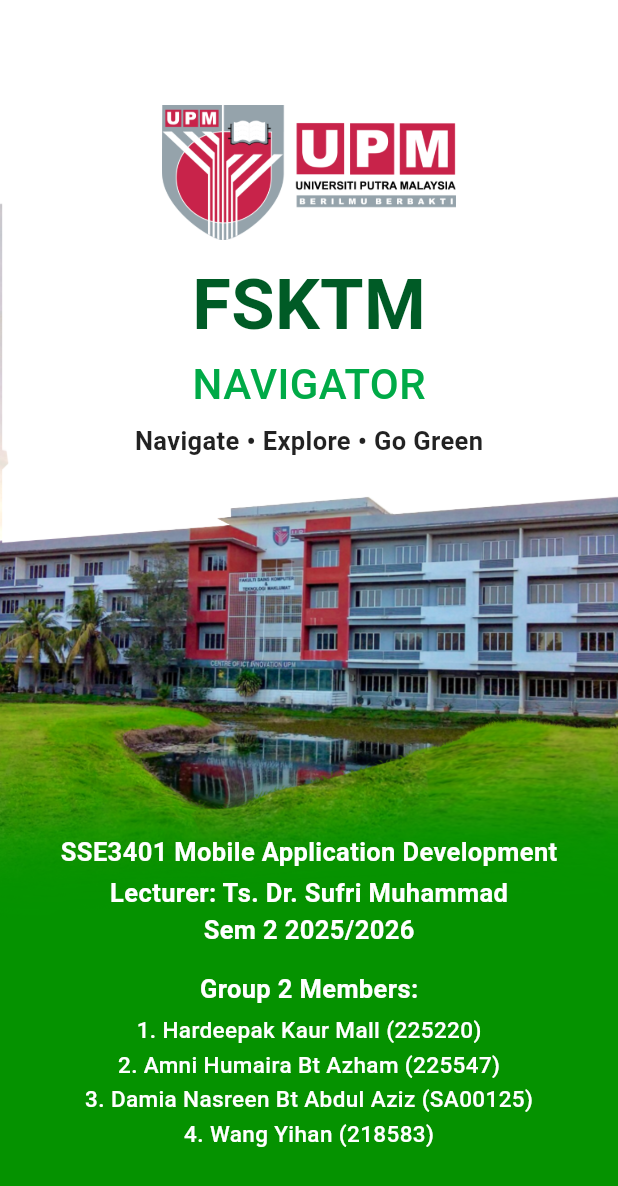
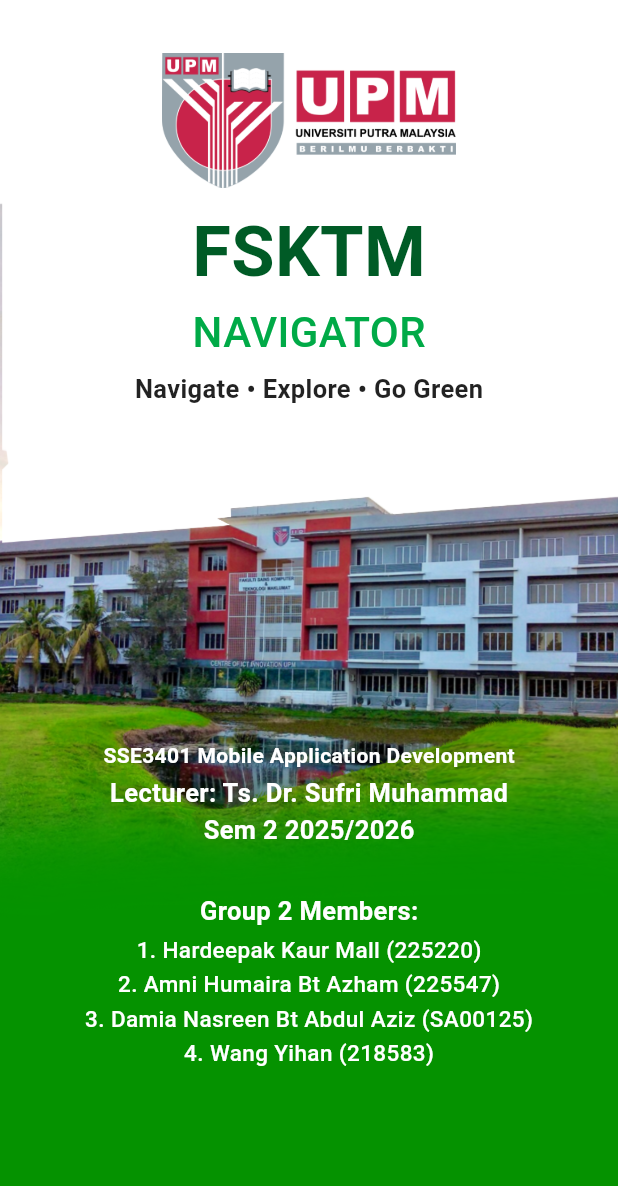
Before and after one commit to HardeepakMall/fsktm-navigator-group2, a Flutter app: the SplashScreen screen opened directly, on a phone screen of 412 x 824 dp. Shown: the top 1186 px of the screen. Run offline on Flutter 3.47's test engine with Material 3 defaults, Android fonts, the light colour scheme and no system bars.

Commit message:
amni: added green awareness page and splash timer

```diff
--- a/fsktm_navigator/lib/screens/splash_screen.dart
+++ b/fsktm_navigator/lib/screens/splash_screen.dart
@@ -1,7 +1,30 @@
+import 'dart:async';
 import 'package:flutter/material.dart';
+import 'package:fsktm_navigator/screens/home_screen.dart';
 
-class SplashScreen extends StatelessWidget {
+class SplashScreen extends StatefulWidget {
   const SplashScreen({super.key});
+  @override
+  State<SplashScreen> createState() => _SplashScreenState();
+}
+
+class _SplashScreenState extends State<SplashScreen> {
+  @override
+  void initState() {
+    super.initState();
+
+    Timer(
+      const Duration(seconds: 5),
+      () {
+        Navigator.pushReplacement(
+          context,
+          MaterialPageRoute(
+            builder: (context) => const HomeScreen(),
+          ),
+        );
+      },
+    );
+  }
 
   @override
   Widget build(BuildContext context) {
@@ -24,7 +47,7 @@
                 padding: const EdgeInsets.symmetric(horizontal: 24),
                 child: Column(
                   children: [
-                    const SizedBox(height: 70),
+                    const SizedBox(height: 35),
 
                     Image.asset(
                       'assets/images/upm_logo.png',
@@ -61,13 +84,13 @@
                         color: Color.fromARGB(221, 0, 0, 0),
                       ),
                     ),
-                    const SizedBox(height: 250),
+                   SizedBox(height: MediaQuery.of(context).size.height * 0.27),
 
 
                     const Text(
                       'SSE3401 Mobile Application Development',
                       style: TextStyle(
-                        fontSize: 17,
+                        fontSize: 14,
                       fontWeight: FontWeight.bold,
                       color: Color.fromARGB(255, 255, 255, 255),
                       )
@@ -95,7 +118,7 @@
                       ),
                     ),
 
-                    const SizedBox(height: 15),
+                    const SizedBox(height: 30),
 
                     const Text(
                       'Group 2 Members:',
@@ -105,7 +128,7 @@
                         color: Color.fromARGB(255, 255, 255, 255),
                         ),
                     ),
-                    const SizedBox(height: 5),
+                    const SizedBox(height: 3),
 
                     const Text(
                       '1. Hardeepak Kaur Mall (225220)',
@@ -145,7 +168,7 @@
                         color: Color.fromARGB(255, 255, 255, 255),
                         ),
                     ),
-                    const SizedBox(height: 60),
+                    const SizedBox(height: 20),
 
 
                   ],
```
Also changed, not shown: fsktm_navigator/lib/main.dart (+6 -7 lines), fsktm_navigator/lib/screens/green_awareness.dart (added, +185 -0 lines), 1 other file.
